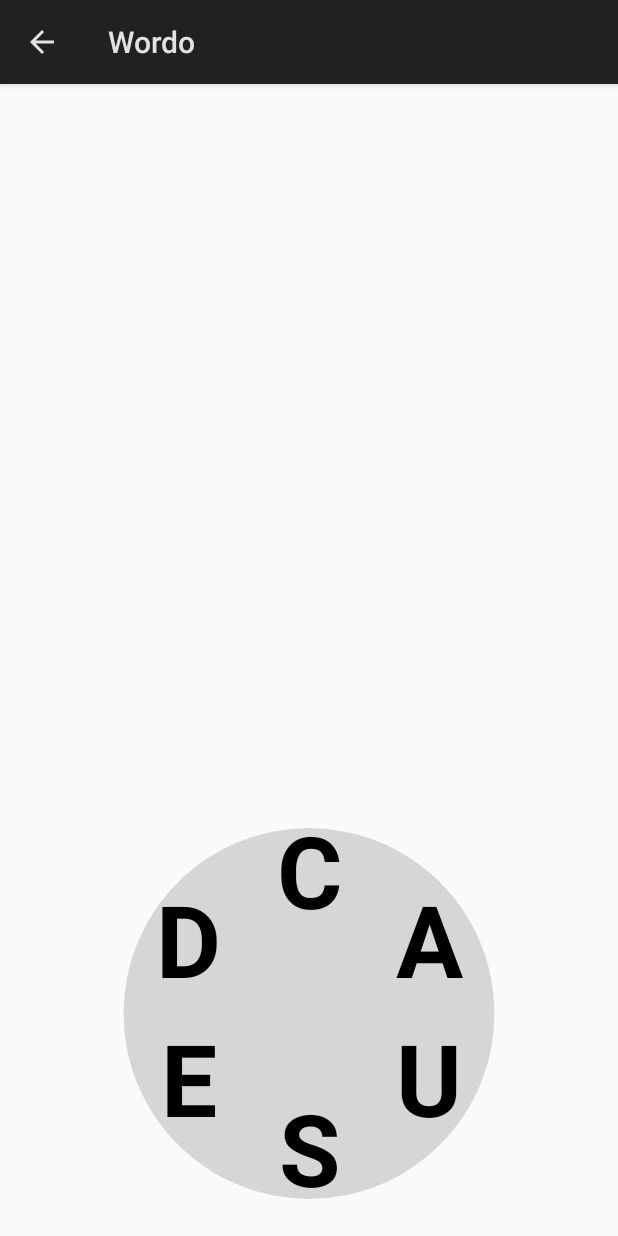
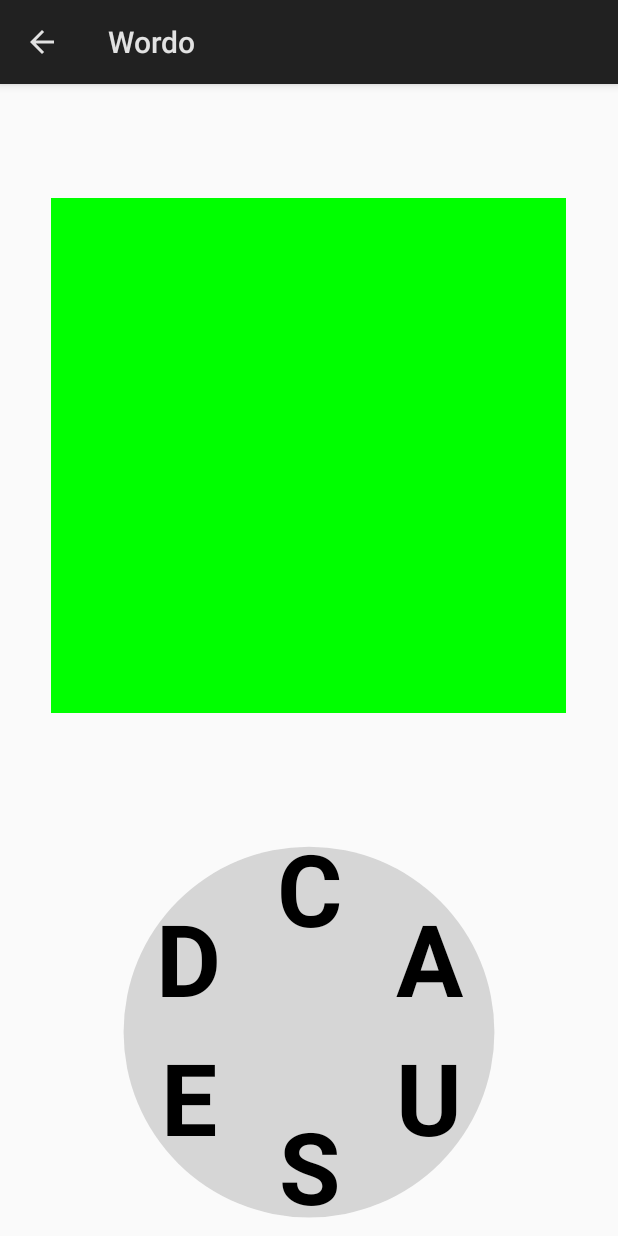
Before and after one commit to animatinator/Wordo, an Android app: the GameActivity screen opened directly, with no data from a screen before it, on a phone screen of 412 x 824 dp. Run offline under Robolectric (Android 15) with nearby library versions, the phone set to English and light mode, and no system bars.

Commit message:
Add basic board and position it correctly
Next step: draw a puzzle here.

```diff
--- a/app/src/main/java/com/animatinator/wordo/game/GameView.java
+++ b/app/src/main/java/com/animatinator/wordo/game/GameView.java
@@ -7,15 +7,23 @@ import android.util.AttributeSet;
 import android.view.MotionEvent;
 import android.view.View;
 
+import com.animatinator.wordo.game.board.CrosswordBoard;
 import com.animatinator.wordo.game.keyboard.RotaryKeyboard;
 import com.animatinator.wordo.util.Coordinates;
 
 public class GameView extends View implements View.OnTouchListener {
+    // The ratio of the spacing around the board to the size of the board itself.
+    private static final float BOARD_SPACING_RATIO = 1.2f;
+    // The ratio of the spacing around the keyboard to the size of the keyboard itself.
+    private static final float KEYBOARD_SPACING_RATIO = 1.1f;
+
+    private final CrosswordBoard board;
     private final RotaryKeyboard keyboard;
 
     public GameView(Context context, AttributeSet attrs) {
         super(context, attrs);
         setOnTouchListener(this);
+        board = new CrosswordBoard();
         keyboard = new RotaryKeyboard();
     }
 
@@ -29,6 +37,7 @@ public class GameView extends View implements View.OnTouchListener {
 
     @Override
     public void onDraw(Canvas canvas) {
+        board.onDraw(canvas);
         keyboard.onDraw(canvas);
     }
 
@@ -37,20 +46,31 @@ public class GameView extends View implements View.OnTouchListener {
         super.onLayout(changed, left, top, right, bottom);
 
         if (changed) {
-            updateKeyboardLayout(right - left, bottom - top);
+            updateLayout(right - left, bottom - top);
         }
     }
 
     @Override
     public void onSizeChanged(int width, int height, int oldWidth, int oldHeight) {
         super.onSizeChanged(width, height, oldWidth, oldHeight);
-        updateKeyboardLayout(width, height);
+        updateLayout(width, height);
     }
 
-    private void updateKeyboardLayout(int width, int height) {
-        float radius = ((float)width) * 0.3f;
-        Coordinates centrePosition = new Coordinates(width / 2, (float) (height - (radius * 1.2)));
-        keyboard.updateLayout(centrePosition, radius);
+    private void updateLayout(int width, int height) {
+        float centreX = width / 2.0f;
+
+        float keyboardRadius = ((float)width) * 0.3f;
+        Coordinates keyboardCentre =
+                new Coordinates(
+                        centreX, height - (keyboardRadius * KEYBOARD_SPACING_RATIO));
+        float keyboardTop = height - ((keyboardRadius * KEYBOARD_SPACING_RATIO) * 2.0f);
+
+        float boardSize = Math.min(width, keyboardTop) / BOARD_SPACING_RATIO;
+        float boardX = centreX - (boardSize / 2.0f);
+        float boardY = (keyboardTop / 2.0f) - (boardSize / 2.0f);
+
+        keyboard.updateLayout(keyboardCentre, keyboardRadius);
+        board.updateLayout(new Coordinates(boardX, boardY), new Coordinates(boardSize, boardSize));
     }
 
     @SuppressLint("NewApi")
--- /dev/null
+++ b/app/src/main/java/com/animatinator/wordo/game/board/CrosswordBoard.java
@@ -0,0 +1,43 @@
+package com.animatinator.wordo.game.board;
+
+import android.graphics.Canvas;
+import android.graphics.Color;
+import android.graphics.Paint;
+import android.graphics.Rect;
+
+import com.animatinator.wordo.util.Coordinates;
+
+public class CrosswordBoard {
+    private Coordinates topLeft = null;
+    private Coordinates size = null;
+
+    private Paint backgroundPaint;
+    private Rect backgroundRect = new Rect(0, 0, 0, 0);
+
+    public CrosswordBoard() {
+        initPaints();
+    }
+
+    private void initPaints() {
+        backgroundPaint = new Paint();
+        backgroundPaint.setColor(Color.GREEN);
+    }
+
+    public void updateLayout(Coordinates topLeft, Coordinates size) {
+        this.topLeft = topLeft;
+        this.size = size;
+        updateBackgroundRect();
+    }
+
+    private void updateBackgroundRect() {
+        int left = (int) topLeft.x();
+        int top = (int) topLeft.y();
+        int right = (int) (left + size.x());
+        int bottom = (int) (top + size.y());
+        backgroundRect = new Rect(left, top, right, bottom);
+    }
+
+    public void onDraw(Canvas canvas) {
+        canvas.drawRect(backgroundRect, backgroundPaint);
+    }
+}
--- a/app/src/main/res/values/strings.xml
+++ b/app/src/main/res/values/strings.xml
@@ -1,5 +1,5 @@
 <resources>
     <string name="app_name">Wordo</string>
-    <string name="menu_title">super cool MENU</string>
+    <string name="menu_title">super cool\nMENU</string>
     <string name="play_button_text">Play</string>
 </resources>
```
